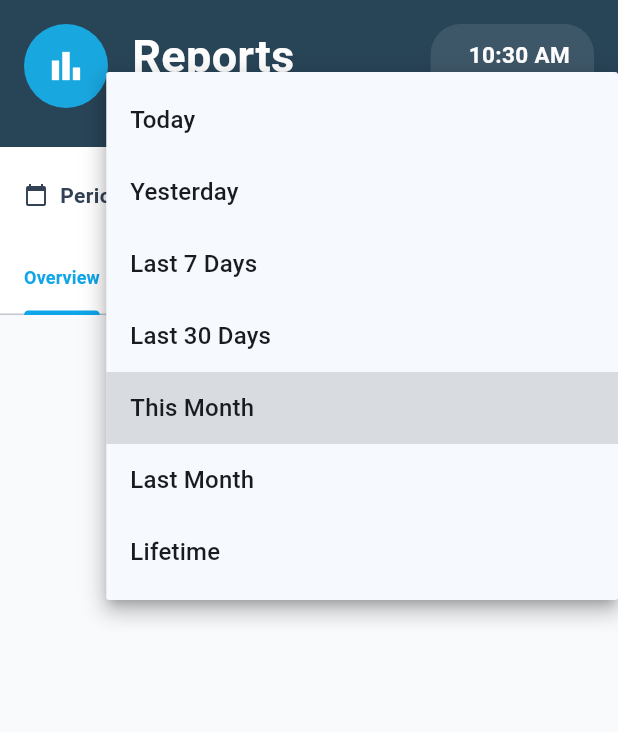
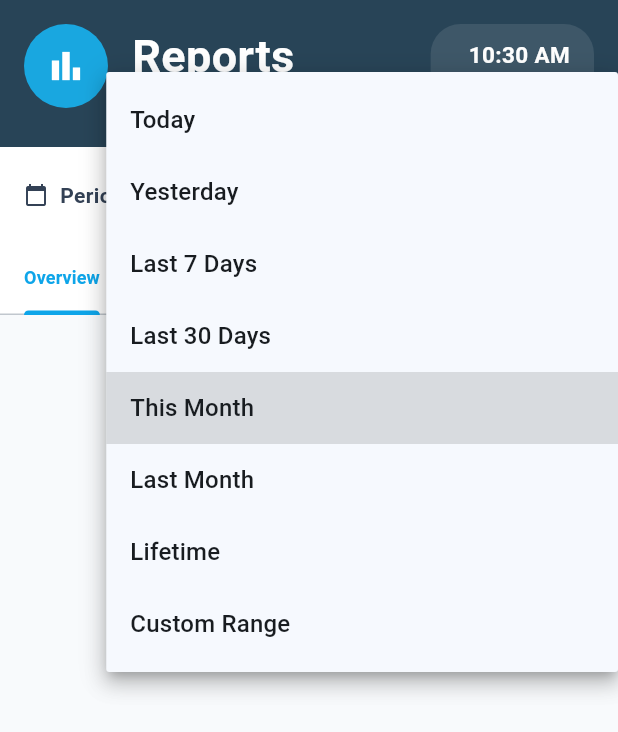
Before and after one commit to rahulchaudhary2002/acc_pos, a Flutter app: the ReportsScreen widget shown alone on an empty page, opened directly, after a tap on "This Month", on a phone screen of 412 x 824 dp. Shown: the top 732 px of the screen. Run offline on Flutter 3.47's test engine with Material 3 defaults, Android fonts, the phone set to English and light mode, and no system bars; our stand-ins replace dio, equatable, fl_chart, flutter_secure_storage, flutter_tts, shared_preferences; missing offline and left inert: nepali_utils; accounts and stored records are empty; network calls fail.

Commit message:
feat: add custom date range report filter

```diff
--- a/lib/features/pos/screens/reports_screen.dart
+++ b/lib/features/pos/screens/reports_screen.dart
@@ -1,4 +1,5 @@
 import 'package:flutter/material.dart';
+import 'package:intl/intl.dart';
 import 'package:provider/provider.dart';
 
 import '../../../core/network/api_exception.dart';
@@ -28,6 +29,7 @@ const _periods = [
   ('this_month', 'This Month'),
   ('last_month', 'Last Month'),
   ('lifetime', 'Lifetime'),
+  ('custom', 'Custom Range'),
 ];
 
 const _tabs = ['Overview', 'Stores', 'Vendors', 'Customers', 'More'];
@@ -44,6 +46,7 @@ class _ReportsScreenState extends State<ReportsScreen> with SingleTickerProvider
   late final TabController _tabController;
 
   String _period = 'this_month';
+  DateTimeRange? _customRange;
   bool _isLoading = false;
   String? _error;
   ReportMetrics? _metrics;
@@ -89,6 +92,25 @@ class _ReportsScreenState extends State<ReportsScreen> with SingleTickerProvider
     }
   }
 
+  String? get _fromDate => _period == 'custom' && _customRange != null ? DateFormat('yyyy-MM-dd').format(_customRange!.start) : null;
+  String? get _toDate => _period == 'custom' && _customRange != null ? DateFormat('yyyy-MM-dd').format(_customRange!.end) : null;
+
+  Future<void> _pickCustomRange() async {
+    final now = DateTime.now();
+    final picked = await showDateRangePicker(
+      context: context,
+      firstDate: DateTime(now.year - 5),
+      lastDate: now,
+      initialDateRange: _customRange ?? DateTimeRange(start: now.subtract(const Duration(days: 6)), end: now),
+    );
+    if (picked == null) return;
+    setState(() {
+      _customRange = picked;
+      _period = 'custom';
+    });
+    _load();
+  }
+
   Future<void> _load() async {
     final config = context.read<PosConfigProvider>();
     if (!config.isReady) return;
@@ -103,11 +125,15 @@ class _ReportsScreenState extends State<ReportsScreen> with SingleTickerProvider
           period: _period,
           companyId: config.selectedCompanyId,
           outletId: config.selectedOutletId,
+          fromDate: _fromDate,
+          toDate: _toDate,
         ),
         service.fetchReportTrend(
           period: _period,
           companyId: config.selectedCompanyId,
           outletId: config.selectedOutletId,
+          fromDate: _fromDate,
+          toDate: _toDate,
         ),
       ]);
       if (!mounted) return;
@@ -140,10 +166,10 @@ class _ReportsScreenState extends State<ReportsScreen> with SingleTickerProvider
     try {
       final service = context.read<PosService>();
       final results = await Future.wait([
-        service.fetchTopProducts(period: _period, companyId: config.selectedCompanyId, outletId: config.selectedOutletId),
-        service.fetchPaymentModeBreakdown(period: _period, companyId: config.selectedCompanyId, outletId: config.selectedOutletId),
-        service.fetchSalesList(period: _period, companyId: config.selectedCompanyId, outletId: config.selectedOutletId),
-        service.fetchPurchasesList(period: _period, companyId: config.selectedCompanyId, outletId: config.selectedOutletId),
+        service.fetchTopProducts(period: _period, companyId: config.selectedCompanyId, outletId: config.selectedOutletId, fromDate: _fromDate, toDate: _toDate),
+        service.fetchPaymentModeBreakdown(period: _period, companyId: config.selectedCompanyId, outletId: config.selectedOutletId, fromDate: _fromDate, toDate: _toDate),
+        service.fetchSalesList(period: _period, companyId: config.selectedCompanyId, outletId: config.selectedOutletId, fromDate: _fromDate, toDate: _toDate),
+        service.fetchPurchasesList(period: _period, companyId: config.selectedCompanyId, outletId: config.selectedOutletId, fromDate: _fromDate, toDate: _toDate),
       ]);
       if (!mounted) return;
       setState(() {
@@ -178,10 +204,12 @@ class _ReportsScreenState extends State<ReportsScreen> with SingleTickerProvider
             period: _period,
             companyId: config.selectedCompanyId,
             outletId: config.selectedOutletId,
+            fromDate: _fromDate,
+            toDate: _toDate,
           );
           break;
         case 2:
-          rows = await service.fetchVendorWiseReport(period: _period, companyId: config.selectedCompanyId);
+          rows = await service.fetchVendorWiseReport(period: _period, companyId: config.selectedCompanyId, fromDate: _fromDate, toDate: _toDate);
           break;
         case 3:
         default:
@@ -189,6 +217,8 @@ class _ReportsScreenState extends State<ReportsScreen> with SingleTickerProvider
             period: _period,
             companyId: config.selectedCompanyId,
             outletId: config.selectedOutletId,
+            fromDate: _fromDate,
+            toDate: _toDate,
           );
       }
       if (!mounted) return;
@@ -201,7 +231,13 @@ class _ReportsScreenState extends State<ReportsScreen> with SingleTickerProvider
     }
   }
 
-  String get _periodLabel => _periods.firstWhere((p) => p.$1 == _period).$2;
+  String get _periodLabel {
+    if (_period == 'custom' && _customRange != null) {
+      final fmt = DateFormat('d MMM');
+      return '${fmt.format(_customRange!.start)} – ${fmt.format(_customRange!.end)}';
+    }
+    return _periods.firstWhere((p) => p.$1 == _period).$2;
+  }
 
   @override
   Widget build(BuildContext context) {
@@ -374,14 +410,33 @@ class _ReportsScreenState extends State<ReportsScreen> with SingleTickerProvider
                 isExpanded: true,
                 value: _period,
                 items: _periods.map((p) => DropdownMenuItem(value: p.$1, child: Text(p.$2))).toList(),
+                selectedItemBuilder: (context) {
+                  return _periods.map((p) {
+                    final label = p.$1 == 'custom' && _customRange != null ? _periodLabel : p.$2;
+                    return Align(
+                      alignment: Alignment.centerLeft,
+                      child: Text(label, overflow: TextOverflow.ellipsis),
+                    );
+                  }).toList();
+                },
                 onChanged: (value) {
                   if (value == null) return;
+                  if (value == 'custom') {
+                    _pickCustomRange();
+                    return;
+                  }
                   setState(() => _period = value);
                   _load();
                 },
               ),
             ),
           ),
+          if (_period == 'custom')
+            IconButton(
+              icon: const Icon(Icons.edit_calendar, size: 20, color: AppColors.info),
+              tooltip: 'Change date range',
+              onPressed: _pickCustomRange,
+            ),
         ],
       ),
     );
```
Also changed, not shown: lib/features/pos/services/pos_service.dart (+23 -5 lines).
